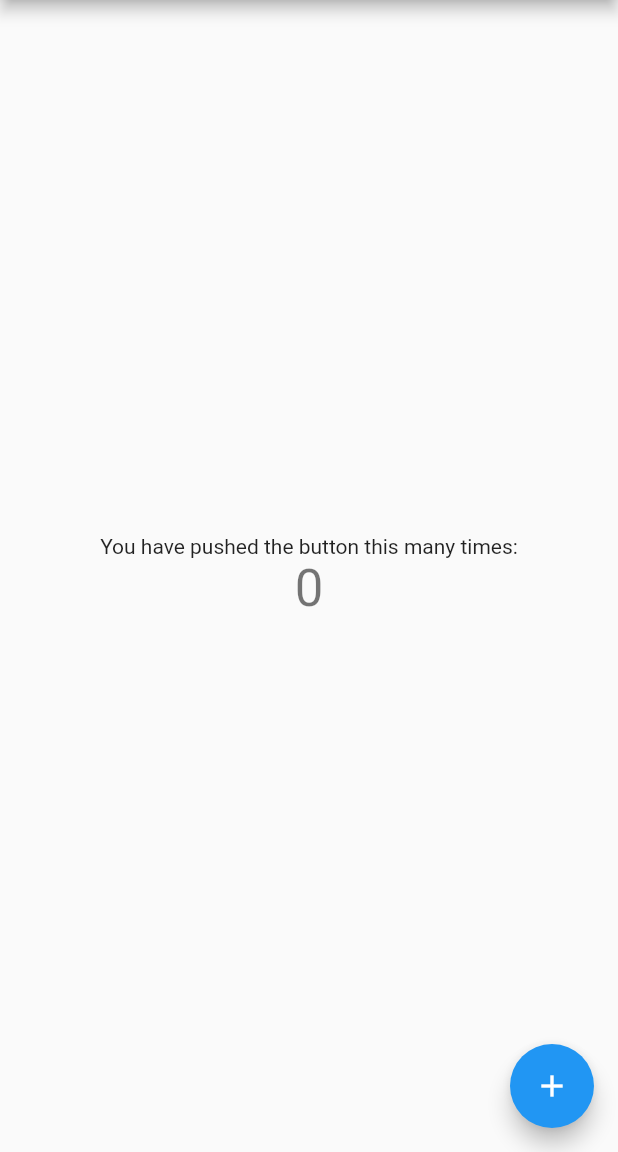
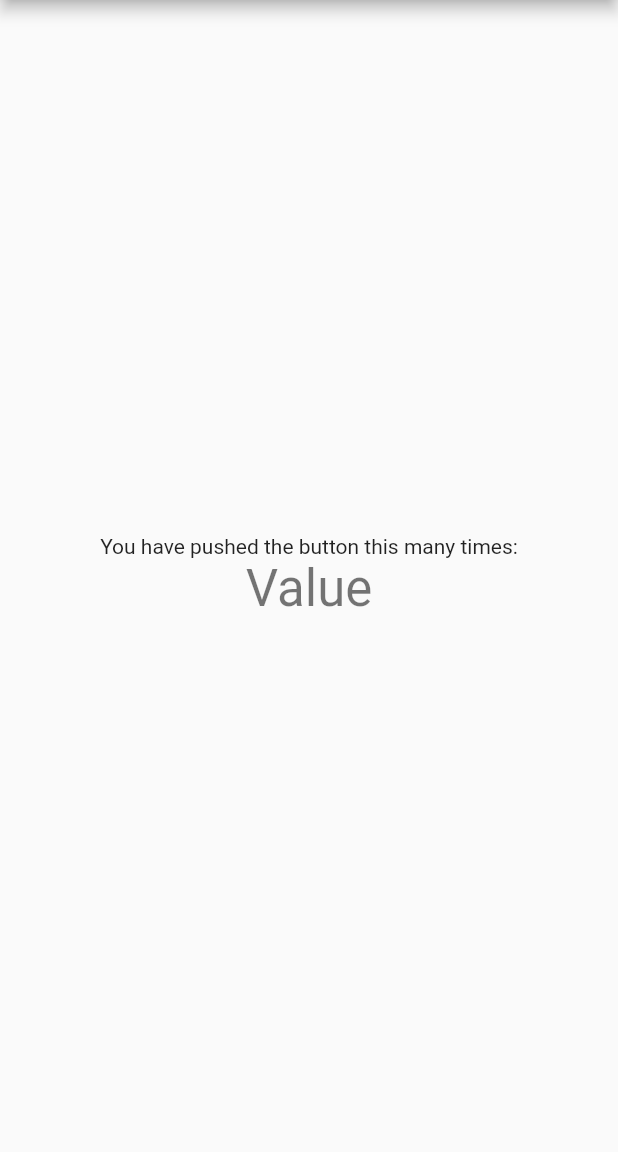
Before and after one commit to phamduyanminh/food_app, a Flutter app: the screen it shows after launch, on a phone screen of 412 x 824 dp, the part 84-1236 px from its top. Run offline on Flutter 3.47's test engine with Material 2 defaults, Android fonts, the phone set to English and light mode, and no system bars.

Commit message:
First init

```diff
--- a/lib/main.dart
+++ b/lib/main.dart
@@ -13,15 +13,6 @@ class MyApp extends StatelessWidget {
     return MaterialApp(
       title: 'Flutter Demo',
       theme: ThemeData(
-        // This is the theme of your application.
-        //
-        // Try running your application with "flutter run". You'll see the
-        // application has a blue toolbar. Then, without quitting the app, try
-        // changing the primarySwatch below to Colors.green and then invoke
-        // "hot reload" (press "r" in the console where you ran "flutter run",
-        // or simply save your changes to "hot reload" in a Flutter IDE).
-        // Notice that the counter didn't reset back to zero; the application
-        // is not restarted.
         primarySwatch: Colors.blue,
       ),
       home: const MyHomePage(title: 'Flutter Demo Home Page'),
@@ -31,16 +22,6 @@ class MyApp extends StatelessWidget {
 
 class MyHomePage extends StatefulWidget {
   const MyHomePage({Key? key, required this.title}) : super(key: key);
-
-  // This widget is the home page of your application. It is stateful, meaning
-  // that it has a State object (defined below) that contains fields that affect
-  // how it looks.
-
-  // This class is the configuration for the state. It holds the values (in this
-  // case the title) provided by the parent (in this case the App widget) and
-  // used by the build method of the State. Fields in a Widget subclass are
-  // always marked "final".
-
   final String title;
 
   @override
@@ -48,68 +29,26 @@ class MyHomePage extends StatefulWidget {
 }
 
 class _MyHomePageState extends State<MyHomePage> {
-  int _counter = 0;
-
-  void _incrementCounter() {
-    setState(() {
-      // This call to setState tells the Flutter framework that something has
-      // changed in this State, which causes it to rerun the build method below
-      // so that the display can reflect the updated values. If we changed
-      // _counter without calling setState(), then the build method would not be
-      // called again, and so nothing would appear to happen.
-      _counter++;
-    });
-  }
-
   @override
   Widget build(BuildContext context) {
-    // This method is rerun every time setState is called, for instance as done
-    // by the _incrementCounter method above.
-    //
-    // The Flutter framework has been optimized to make rerunning build methods
-    // fast, so that you can just rebuild anything that needs updating rather
-    // than having to individually change instances of widgets.
     return Scaffold(
       appBar: AppBar(
-        // Here we take the value from the MyHomePage object that was created by
-        // the App.build method, and use it to set our appbar title.
         title: Text(widget.title),
       ),
       body: Center(
-        // Center is a layout widget. It takes a single child and positions it
-        // in the middle of the parent.
         child: Column(
-          // Column is also a layout widget. It takes a list of children and
-          // arranges them vertically. By default, it sizes itself to fit its
-          // children horizontally, and tries to be as tall as its parent.
-          //
-          // Invoke "debug painting" (press "p" in the console, choose the
-          // "Toggle Debug Paint" action from the Flutter Inspector in Android
-          // Studio, or the "Toggle Debug Paint" command in Visual Studio Code)
-          // to see the wireframe for each widget.
-          //
-          // Column has various properties to control how it sizes itself and
-          // how it positions its children. Here we use mainAxisAlignment to
-          // center the children vertically; the main axis here is the vertical
-          // axis because Columns are vertical (the cross axis would be
-          // horizontal).
           mainAxisAlignment: MainAxisAlignment.center,
           children: <Widget>[
             const Text(
               'You have pushed the button this many times:',
             ),
             Text(
-              '$_counter',
+              'Value',
               style: Theme.of(context).textTheme.headline4,
             ),
           ],
         ),
       ),
-      floatingActionButton: FloatingActionButton(
-        onPressed: _incrementCounter,
-        tooltip: 'Increment',
-        child: const Icon(Icons.add),
-      ), // This trailing comma makes auto-formatting nicer for build methods.
     );
   }
 }
```
